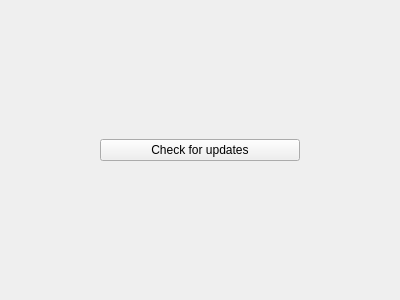
Qt form sample/mainwindow.ui (pypt/fervor) before a commit.
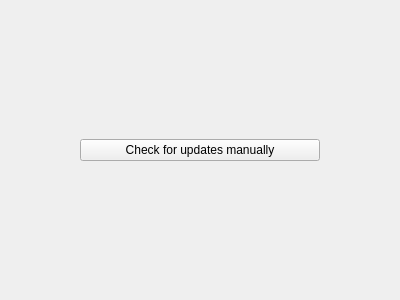
The same form after that commit.

Commit message: in sample, check for updates automatically too

Patch:
```diff
--- a/sample/mainwindow.ui
+++ b/sample/mainwindow.ui
@@ -19,12 +19,12 @@
      <widget class="QPushButton" name="updateButton">
       <property name="maximumSize">
        <size>
-        <width>200</width>
+        <width>240</width>
         <height>16777215</height>
        </size>
       </property>
       <property name="text">
-       <string>Check for updates</string>
+       <string>Check for updates manually</string>
       </property>
      </widget>
     </item>
```
The commit also changes 2 other files.
